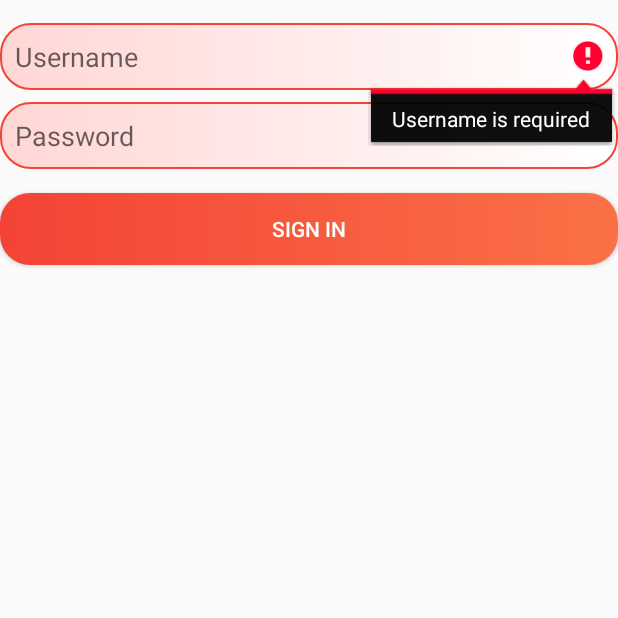
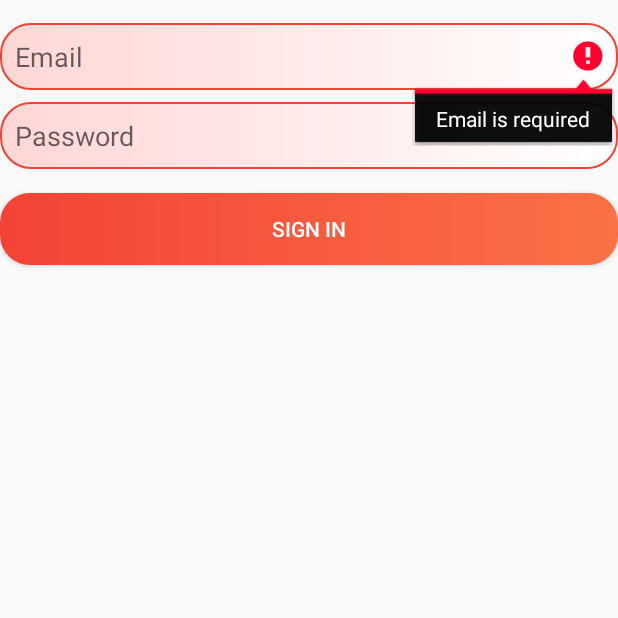
Before and after one commit to MrAnshuRaj/Insurance-Notifier, an Android app: the SignInActivity screen opened directly, with no data from a screen before it, after a tap on "SIGN IN", on a phone screen of 412 x 824 dp, the top half of it. Run offline under Robolectric (Android 15) with nearby library versions, the phone set to English and light mode, and no system bars; our stand-ins replace Firebase (no records; nobody signed in at launch, a user with empty details on screens opened directly).

Commit message:
final commit

```diff
--- a/app/src/main/java/com/anshu/insurancenotifier/SignInActivity.java
+++ b/app/src/main/java/com/anshu/insurancenotifier/SignInActivity.java
@@ -54,11 +54,11 @@ public class SignInActivity extends AppCompatActivity {
         });
     }
     private void signInUser() {
-        final String username = usernameEditText.getText().toString().trim();
+        final String email = usernameEditText.getText().toString().trim();
         final String password = passwordEditText.getText().toString().trim();
 
-        if (TextUtils.isEmpty(username)) {
-            usernameEditText.setError("Username is required");
+        if (TextUtils.isEmpty(email)) {
+            usernameEditText.setError("Email is required");
             return;
         }
         if (TextUtils.isEmpty(password)) {
@@ -66,7 +66,7 @@ public class SignInActivity extends AppCompatActivity {
             return;
         }
         firestore.collection("users")
-                .whereEqualTo("name", username)
+                .whereEqualTo("email", email)
                 .get()
                 .addOnCompleteListener(new OnCompleteListener<QuerySnapshot>() {
                     @Override
--- a/app/src/main/res/layout/activity_sign_in.xml
+++ b/app/src/main/res/layout/activity_sign_in.xml
@@ -11,7 +11,7 @@
         android:layout_height="wrap_content"
         android:layout_marginTop="15dp"
         android:background="@drawable/edittextback"
-        android:hint="Username"
+        android:hint="Email"
         android:inputType="text"
         android:padding="10dp" />
 
```
